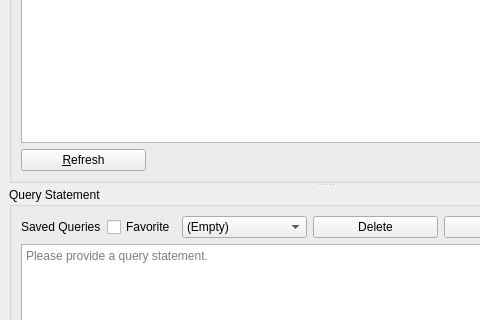
textbrowser/biblioteq, file UI/biblioteq_customquery.ui: the form before one commit; both pictures show x 0 to 480 and y 151 to 471 of the 650 by 600 pixel window.
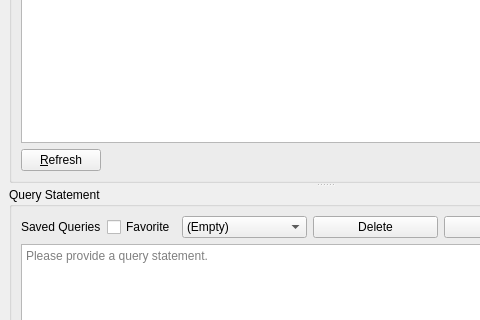
The form after the commit. Icons and pictures are not drawn.

Commit message: Icons. Uniform widths.

```diff
--- a/UI/biblioteq_customquery.ui
+++ b/UI/biblioteq_customquery.ui
@@ -93,12 +93,6 @@
          <layout class="QHBoxLayout" name="horizontalLayout_2">
           <item>
            <widget class="QPushButton" name="refresh_pb">
-            <property name="minimumSize">
-             <size>
-              <width>125</width>
-              <height>0</height>
-             </size>
-            </property>
             <property name="text">
              <string>&amp;Refresh</string>
             </property>
```
The commit also changes 17 other files.
